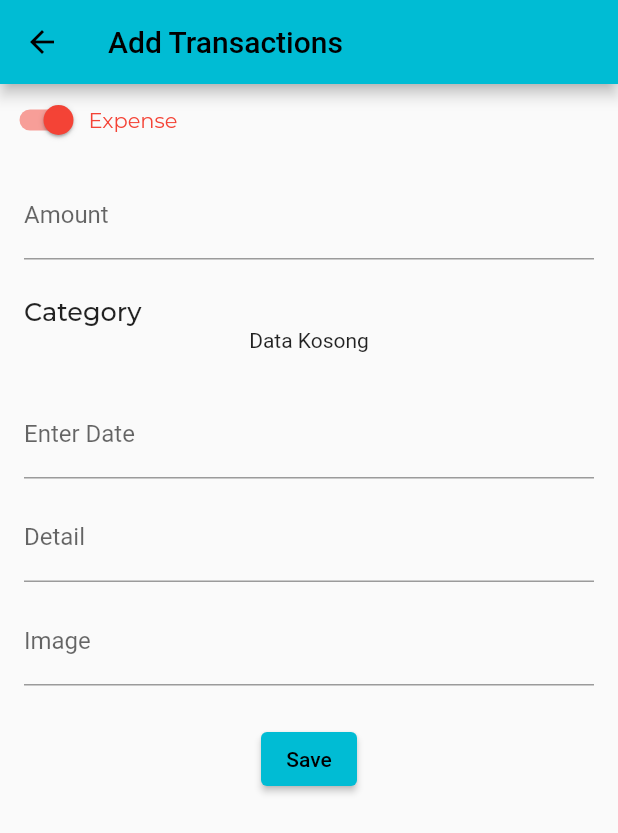
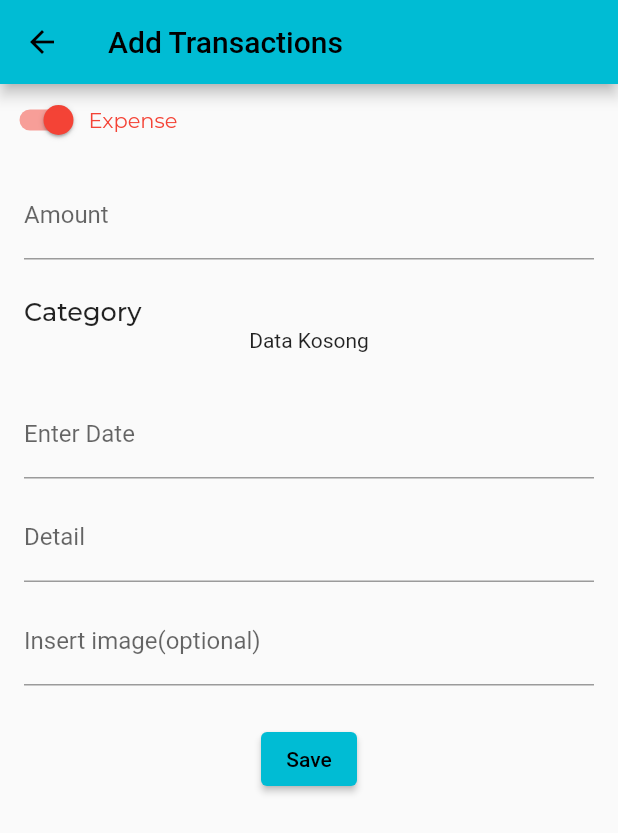
Before and after one commit to SabRyan-Holmes/sisa-saku, a Flutter app: the TransactionsPage screen opened directly, on a phone screen of 412 x 824 dp. Shown: the top 833 px of the screen. Run offline on Flutter 3.47's test engine with Material 2 defaults, Android fonts, the phone set to English and light mode, and no system bars; our stand-ins replace drift, google_fonts; missing offline and left inert: calendar_appbar; accounts and stored records are empty; generated files the repository leaves out were written again.

Commit message:
Insert Transaction(Image not finished yet)

```diff
--- a/lib/pages/transaction_page.dart
+++ b/lib/pages/transaction_page.dart
@@ -106,6 +106,7 @@ class _TransactionsPageState extends State<TransactionsPage> {
                   } else {
                     if (snapshot.hasData) {
                       if (snapshot.data!.length > 0) {
+                        selectedCategory = snapshot.data!.first;
                         print('Apanih : ' + snapshot.data!.toString());
                         return Padding(
                           padding: const EdgeInsets.symmetric(horizontal: 16),
@@ -180,7 +181,8 @@ class _TransactionsPageState extends State<TransactionsPage> {
                 controller: imageController,
                 keyboardType: TextInputType.number,
                 decoration: InputDecoration(
-                    border: UnderlineInputBorder(), labelText: "Image"),
+                    border: UnderlineInputBorder(),
+                    labelText: "Insert image(optional)"),
               ),
             ),
             SizedBox(height: 25),
```
